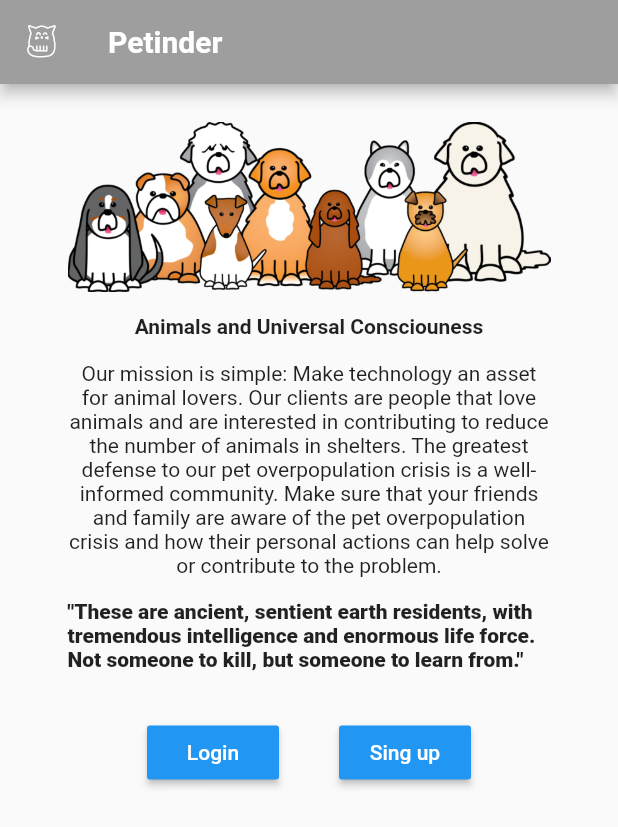
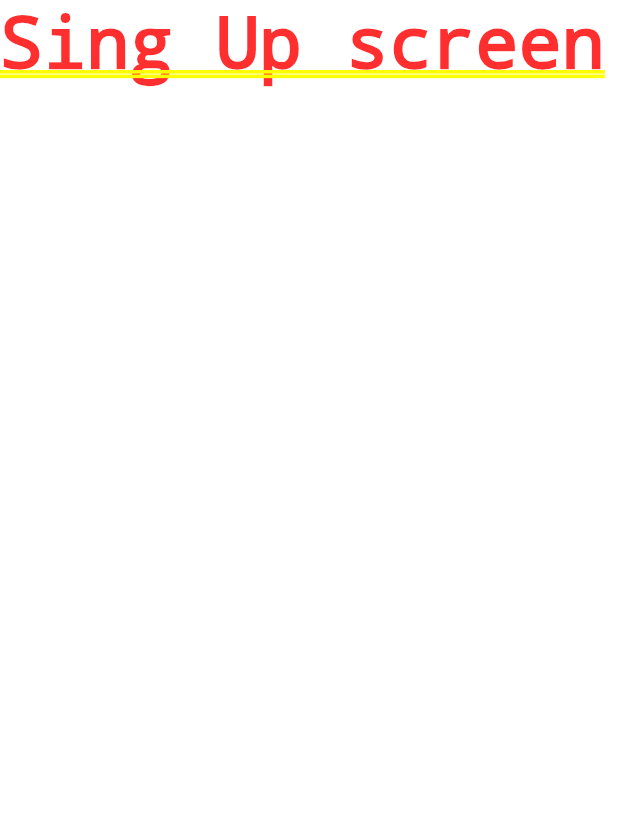
Before and after one commit to adliano/flutter_thepetinder, a Flutter app: the screen it shows after launch, after a tap on "Sing up", on a phone screen of 412 x 824 dp. Shown: the top 827 px of the screen. Run offline on Flutter 3.47's test engine with Material 2 defaults, Android fonts, the phone set to English and light mode, and no system bars.

Commit message:
created the init screen with login and singup button

```diff
--- /dev/null
+++ b/lib/InitalScreen/initialScreen.dart
@@ -0,0 +1,175 @@
+/*
+* This will be the First Screen to be display
+* it will have teo buttons:
+* Login Button
+* Sing up button
+*
+* Adriano Alves
+* Jul 08 2019
+*
+* */
+import 'package:flutter/material.dart';
+import '../login/login.dart';
+import '../singup/singup.dart';
+
+//class Login extends StatefulWidget {
+//
+//  @override
+//  State<StatefulWidget> createState() => new LoginState();
+//
+//
+//}
+
+///  LoginState
+class InitialScreen  extends StatelessWidget {
+  // Build method
+  @override
+  Widget build(BuildContext context) {
+    /// Scaffold
+    return Scaffold(
+      /// ********* App Bar ********* \\\
+      appBar: AppBar(
+        /// Leading Icon
+        leading: Icon(const IconData(0xe800, fontFamily: 'PetinderIcon'), color: Colors.white),
+        /// Title for appbar and style to make it white
+        title: Text("Petinder",style: TextStyle(
+          color: Colors.white,
+          fontWeight: FontWeight.bold,)),
+        actions: <Widget>[
+          /// Login action button
+//          IconButton(icon: const Icon(Icons.account_circle,color: Colors.white), onPressed: null), /// TODO Implement onPressed
+          /// Create account action button
+//          IconButton(icon: const Icon(Icons.person_add,color: Colors.white), onPressed: null), /// TODO Implement onPressed
+        ],
+      ),
+      /// ********* Body ********* \\\
+      /// Container to add padding and margin
+      body: Container(
+        margin: EdgeInsets.only(top: 10.0),
+        padding: EdgeInsets.only(left: 30.0,right: 30.0),
+        /// Main ListView to enable scrolling
+        child: ListView(
+          padding: EdgeInsets.all(15.0),
+          children: <Widget>[
+            /// Place Image on center
+            Center(
+              child: Image.asset('assets/images/ki85j78eT.png',),
+            ),
+            /// Getting
+            Container(
+              padding: EdgeInsets.only(top: 15.0, bottom: 15.0),
+              child: Text("Animals and Universal Consciouness",
+                textAlign: TextAlign.center,
+                style: TextStyle(fontWeight: FontWeight.bold,),
+              ),
+            ),
+            Text('Our mission is simple: Make technology an asset for animal lovers.'+
+                ' Our clients are people that love animals and are interested in '+
+                'contributing to reduce the number of animals in shelters. '+
+                'The greatest defense to our pet overpopulation crisis is a well-informed community.'+
+                ' Make sure that your friends and family are aware of the pet overpopulation '+
+                'crisis and how their personal actions can help solve or contribute to the problem.',
+              textAlign: TextAlign.center,
+            ),
+            Container(
+              margin: EdgeInsets.only(top: 15.0, bottom: 10.0),
+              child: Text("\"These are ancient, sentient earth residents,"+
+                  " with tremendous intelligence and enormous life force."+
+                  " Not someone to kill, but someone to learn from.\"" ,
+                style: TextStyle(fontWeight: FontWeight.w900),),
+            ),
+             /// Row with buttons
+             new ButtonsRow()
+
+//            Row(
+//              mainAxisAlignment: MainAxisAlignment.center,
+//              children: <Widget>[
+//                /// Login Button
+//                Container(
+//                  margin: EdgeInsets.only(top: 20.0, right: 20.0),
+//                  child: RaisedButton(
+//                    child: Text('Login',style: TextStyle(color: Colors.white),),
+//                    onPressed: () {}, // TODO implement this button to login screen
+//                    padding: EdgeInsets.only(left: 15.0, right: 15.0),
+//                    color: Theme.of(context).buttonColor,
+//                  ),
+//                ),
+//                /// Create account button
+//                Container(
+//                  margin: EdgeInsets.only(top: 20.0, left: 20.0),
+//                  child: RaisedButton(
+//                    child: Text('Sing up',style: TextStyle(color: Colors.white),),
+//                    onPressed: () {}, // TODO implement this button to login screen
+//                    padding: EdgeInsets.only(left: 15.0, right: 15.0),
+//                    color: Theme.of(context).buttonColor,
+//                  ),
+//                ),
+//              ],
+//            )
+
+          ],
+        ),
+      ),
+    );
+  }
+}
+
+
+class ButtonsRow extends StatelessWidget{
+  // ignore: slash_for_doc_comments
+  /**
+   * onLoginPressed(context)
+   * This will handle the login button event
+   **/
+  onLoginPressed(context) {
+    Navigator.push(context, MaterialPageRoute(builder: (context) => new Login() ));
+  }
+  // ignore: slash_for_doc_comments
+  /**
+   * onSingUpPressed(context)
+   * This will handle the Sing up button event
+   **/
+  onSingUpPressed(context) {
+    Navigator.push(context, MaterialPageRoute(builder: (context) => new SingUp() ));
+  }
+
+  @override
+  Widget build(BuildContext context) {
+    return Row(
+      mainAxisAlignment: MainAxisAlignment.center,
+      children: <Widget>[
+        /// Login Button
+        Container(
+          margin: EdgeInsets.only(top: 20.0, right: 20.0),
+          child: RaisedButton(
+            child: Text('Login',style: TextStyle(color: Colors.white),),
+            /// Push Login Screen
+            onPressed: () => onLoginPressed(context),
+            padding: EdgeInsets.only(left: 15.0, right: 15.0),
+            color: Theme.of(context).buttonColor,
+          ),
+        ),
+        /// Create account button
+        Container(
+          margin: EdgeInsets.only(top: 20.0, left: 20.0),
+          child: RaisedButton(
+            child: Text('Sing up',style: TextStyle(color: Colors.white),),
+            /// Push Sing Up Screen
+            onPressed: () => onSingUpPressed(context),
+            padding: EdgeInsets.only(left: 15.0, right: 15.0),
+            color: Theme.of(context).buttonColor,
+          ),
+        ),
+      ],
+    );
+  }
+
+}
+
+// To use the icon go to http://fluttericon.com/
+// Upload your icon
+// Download the .zip file
+// add the <fontName>.ttf file to fonts/<fontName>.ttf
+// Add the .dart file into your lib/ (in this case i used lib/icon/)
+// to use the icon now you can do Icon(const IconData(0xe800, fontFamily: 'PetinderIcon')
+// the argument to Icon i got from the dart file generated by Flutter icon website
--- a/lib/main.dart
+++ b/lib/main.dart
@@ -1,5 +1,6 @@
 import 'package:flutter/material.dart';
 import './login/login.dart';
+import './InitalScreen/initialScreen.dart';
 
 void main() => runApp(
   MaterialApp(
@@ -8,6 +9,7 @@ void main() => runApp(
         buttonColor: Colors.blue
     ),
     title: 'Petinder',
-    home: new Login(),
+//    home: new Login(),
+    home: new InitialScreen(),
   )
 );
--- /dev/null
+++ b/lib/singup/singup.dart
@@ -0,0 +1,14 @@
+
+
+import 'package:flutter/material.dart';
+
+class SingUp extends StatelessWidget{
+  @override
+  Widget build(BuildContext context) {
+    // TODO: implement build
+    return Container(
+      child: Text('Sing Up screen'),
+    );
+  }
+
+}
```
